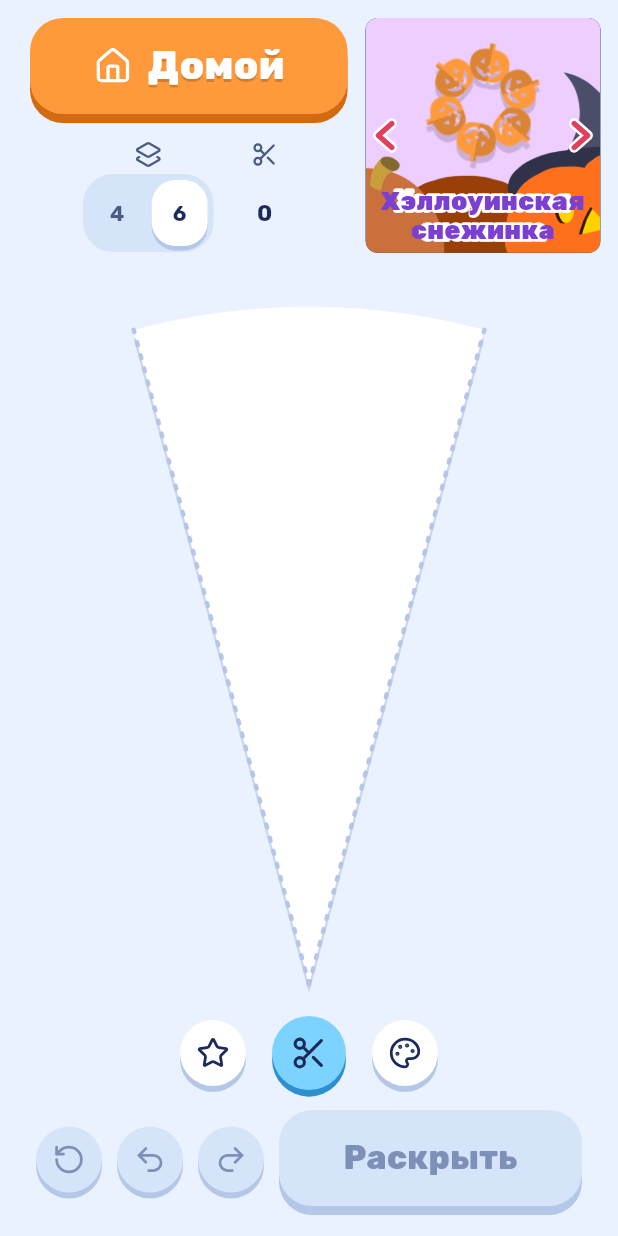
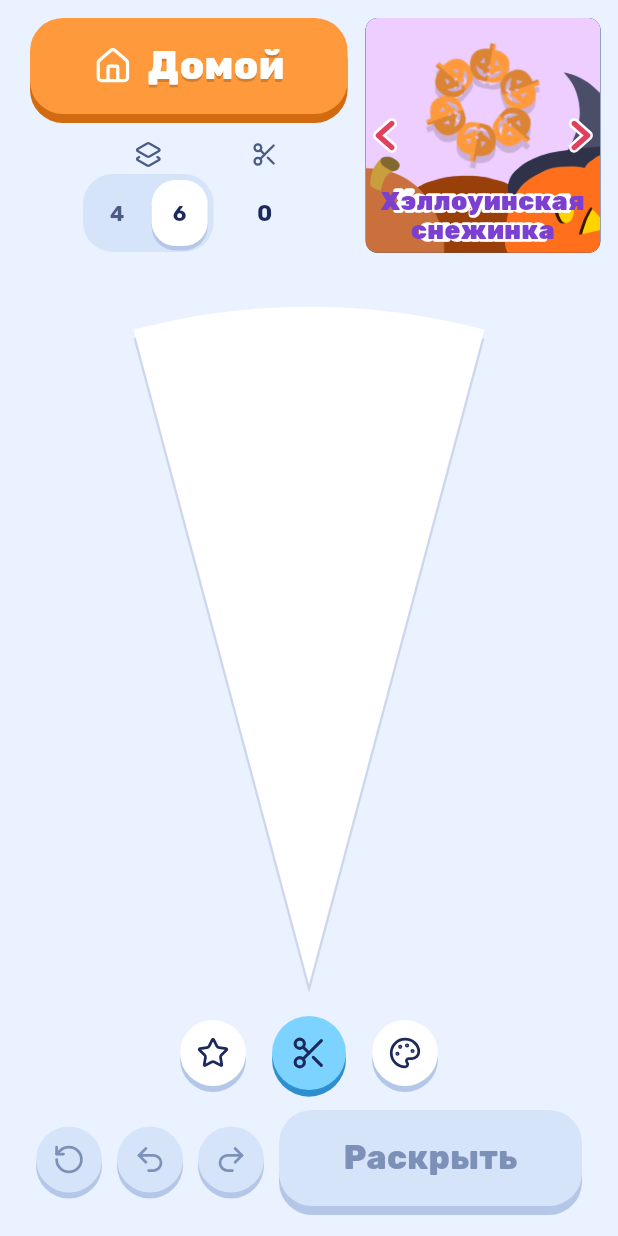
Before and after one commit to pinchukovartur/Snowflake, a Flutter app: the screen it shows after launch, after a tap on "Играть", on a phone screen of 412 x 824 dp. Run offline on Flutter 3.47's test engine with Material 3 defaults, Android fonts, the phone set to English and light mode, and no system bars; our stand-ins replace google_fonts, lucide_icons_flutter, shared_preferences.

Commit message:
Ещё изменения точности вырезания, заголовок выбора снежинки

```diff
--- a/lib/screens/cut_screen.dart
+++ b/lib/screens/cut_screen.dart
@@ -189,7 +189,7 @@ class _CutScreenState extends State<CutScreen> with TickerProviderStateMixin {
     final f = await Navigator.of(context).push<_EventFlake>(
       PageRouteBuilder(
         // On a Material of its own, for the text styles a route of its own lacks.
-        pageBuilder: (_, _, _) => Material(type: MaterialType.transparency, child: e.window(title: e.title, flakes: e.flakes)),
+        pageBuilder: (_, _, _) => Material(type: MaterialType.transparency, child: e.window(title: 'Выберите снежинку', flakes: e.flakes)),
         transitionsBuilder: (_, anim, _, child) => FadeTransition(opacity: anim, child: child),
       ),
     );
--- a/lib/snowflake/cut_board.dart
+++ b/lib/snowflake/cut_board.dart
@@ -452,7 +452,7 @@ class _CutBoardState extends State<CutBoard> with TickerProviderStateMixin {
     // Also hides the degrees shown while turning.
     setState(() => _live = null);
     if (d == null || d.pts.length <= cutMinPoints) return;
-    final cut = isLoop(d.pts, maxGap: loopMaxGap / _zoom) ? d.pts : slit(d.pts);
+    final cut = isLoop(d.pts, maxGap: loopMaxGap / _zoom) ? d.pts : slit(d.pts, overshoot: slitOvershoot / _zoom);
     if (cutsPaper(cut, [...widget.cuts, ...widget.fallen], widget.folds)) {
       widget.onCut(cut);
     } else {
@@ -611,19 +611,6 @@ class _BoardPainter extends CustomPainter {
       final tw = twinkle;
       if (tw != null && pattern == 'sparkle') drawWedgeGlints(canvas, s, [...cuts, ...fallen], half, color, tw, pos: foldedTop(folds), folds: folds);
       if (fading) canvas.restore();
-    }
-
-    // Dotted fold edges.
-    final edge = Paint()
-      ..style = PaintingStyle.stroke
-      ..strokeWidth = 3
-      ..strokeCap = StrokeCap.round
-      ..color = C.snow300;
-    for (final sgn in const [-1, 1]) {
-      final line = Path()
-        ..moveTo(0, 0)
-        ..lineTo(sgn * math.sin(half) * s, -math.cos(half) * s);
-      drawDashed(canvas, line, edge, 2, 7);
     }
 
     // Dashed outlines of removed pieces.
--- a/lib/snowflake/geometry.dart
+++ b/lib/snowflake/geometry.dart
@@ -726,8 +726,8 @@ const loopMaxGapShare = 0.3;
 const slitWidth = 0.006;
 
 /// ...its ends stretched this far on, so a slit stopping right at an edge
-/// still cuts through it.
-const slitOvershoot = 0.015;
+/// still cuts through it (unzoomed; zoomed in, it shrinks with the zoom).
+const slitOvershoot = 0.01;
 
 bool isLoop(List<Offset> stroke, {double maxGap = loopMaxGap}) {
   var length = 0.0;
```
